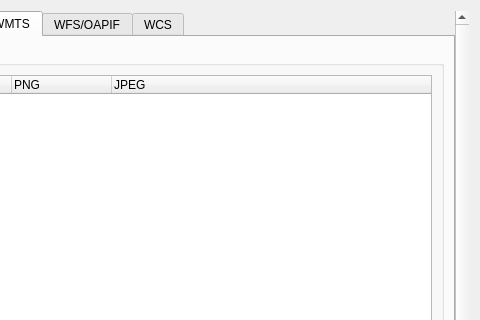
Qt form src/ui/qgsprojectpropertiesbase.ui (andreassteffens/QGIS) before a commit; both pictures show x 377 to 857 and y 0 to 320 of the 857 by 841 pixel window.
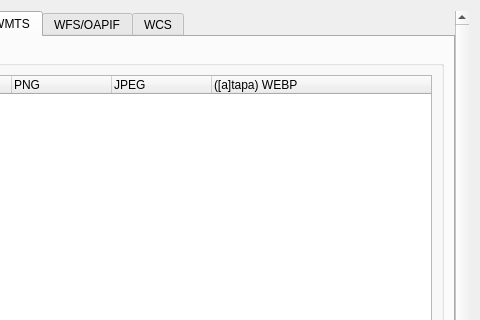
The same form after that commit. The open tabs and pages were chosen to show the change. Icons and pictures are not drawn. Custom widgets are drawn as their Qt base class.

Commit message: added WEBP support to WMTS publishing

The edit to the form file:
```diff
--- a/src/ui/qgsprojectpropertiesbase.ui
+++ b/src/ui/qgsprojectpropertiesbase.ui
@@ -2962,6 +2962,11 @@
                             <string>JPEG</string>
                            </property>
                           </column>
+                          <column>
+                           <property name="text">
+                            <string>([a]tapa) WEBP</string>
+                           </property>
+                          </column>
                          </widget>
                         </item>
                        </layout>
```
The commit also changes 2 other files.
